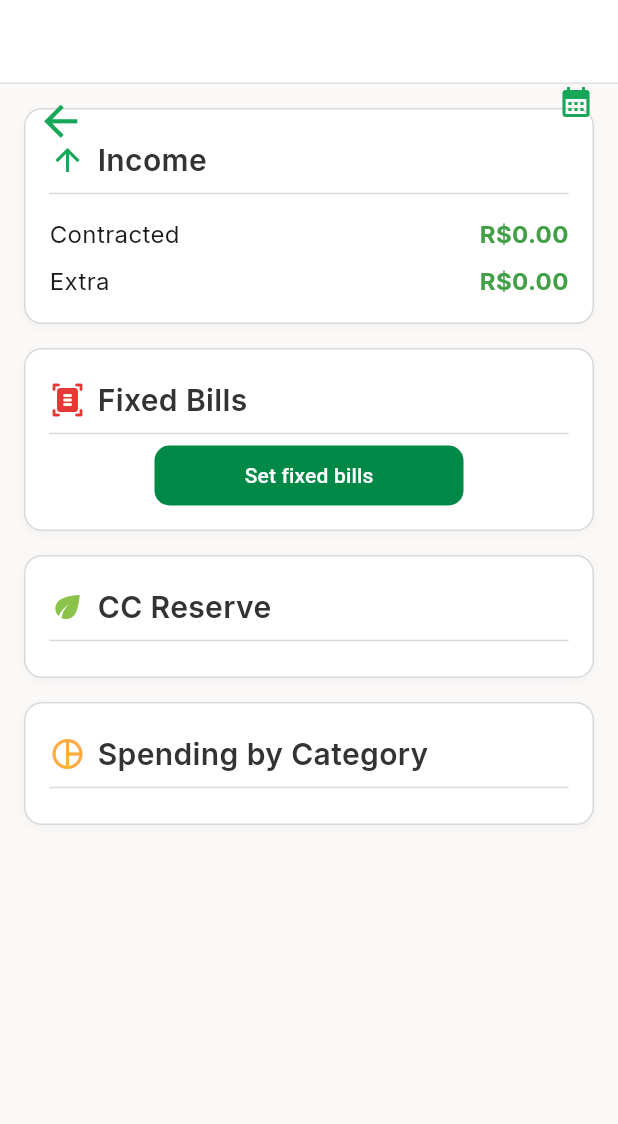
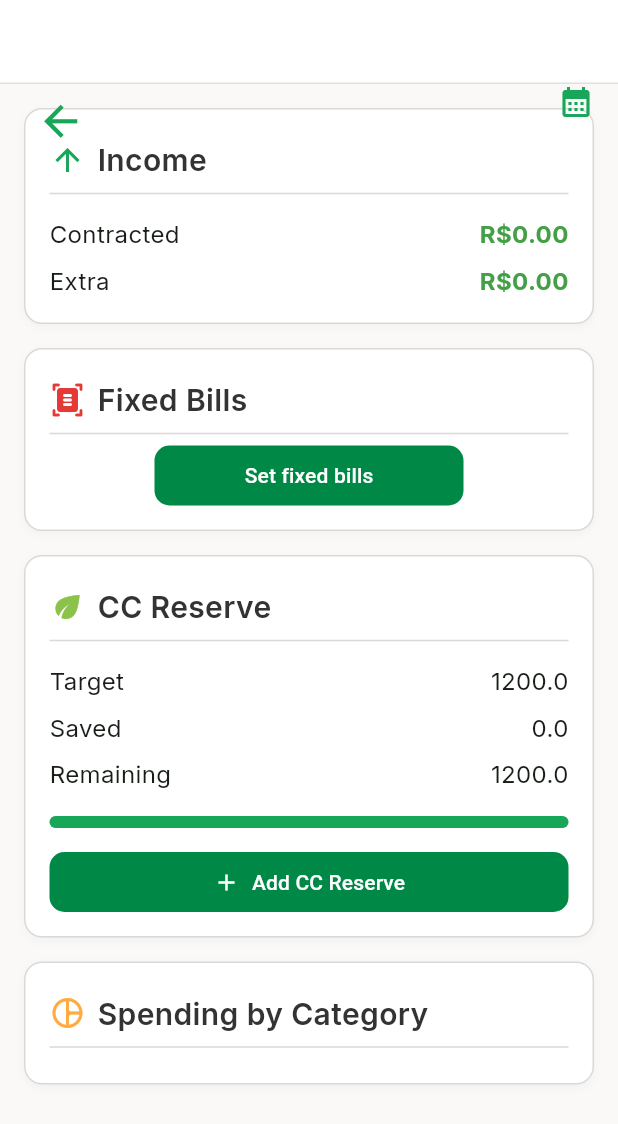
Before and after one commit to anasenglishub/aurora_finance, a Flutter app: the FinancialBreakdownPage screen opened by its route, on a phone screen of 412 x 824 dp. Shown: the top 1124 px of the screen. Run offline on Flutter 3.47's test engine with Material 3 defaults, Android fonts, the phone set to English and light mode, and no system bars; our stand-ins replace google_fonts.

Commit message:
feat: finished cc reserve card

```diff
--- a/lib/app/view/widgets/breakdown/CCreserve_card.dart
+++ b/lib/app/view/widgets/breakdown/CCreserve_card.dart
@@ -1,3 +1,6 @@
+import 'package:aurora_finance/app/model_view/transactions/transactions_model_view.dart';
+import 'package:aurora_finance/app/shared/utils/app_config.dart';
+import 'package:aurora_finance/app/view/widgets/UI/custom_button_widget.dart';
 import 'package:aurora_finance/app/view/widgets/breakdown/breakdown_card.dart';
 import 'package:flutter/material.dart';
 
@@ -6,13 +9,81 @@ class CCreserveCard extends StatelessWidget {
 
   @override
   Widget build(BuildContext context) {
+    final modelView = TransactionsModelView();
+
+    List<Map<String, double>> ccReserveBreakdown = [
+      { 'Target': 1200.00 },
+      { 'Saved': modelView.ccReserve }
+    ];
+
+    double remaining = ccReserveBreakdown.first['Target']! - ccReserveBreakdown.last['Saved']!;
+    double percentage = remaining / ccReserveBreakdown.first['Target']!;
+
+    return ListenableBuilder(
+      listenable: modelView,
+      builder: (context, child) {
         return BreakdownCard(
           title: 'CC Reserve',
           icon: Icon(
             Icons.eco,
             color: Colors.lightGreen,
           ),
-      children: [],
+          children: [
+            ...ccReserveBreakdown.map((item) {
+              return Column(
+                children: [
+                  SizedBox(height: 8,),
+                  Row(
+                    mainAxisAlignment: MainAxisAlignment.spaceBetween,
+                    children: [
+                      Text(item.keys.first),
+                      Text(item.values.first.toString()),
+                    ],
+                  ),
+                ],
+              );
+            }),
+
+            SizedBox(height: 8),
+
+            Row(
+              mainAxisAlignment: MainAxisAlignment.spaceBetween,
+              children: [
+                Text('Remaining'),
+                Text(remaining.toString()),
+              ],
+            ),
+
+            SizedBox(height: 16),
+
+            LinearProgressIndicator(
+              value: percentage,
+              backgroundColor: Colors.grey[300],
+              valueColor: AlwaysStoppedAnimation<Color>(AppConfig.primarySwatch!),
+              borderRadius: BorderRadius.circular(4),
+              minHeight: 8,
+            ),
+
+            SizedBox(height: 16),
+
+            CustomButtonWidget(
+              width: double.infinity,
+              backgroundColor: AppConfig.primarySwatch[600],
+              child: Row(
+                mainAxisAlignment: MainAxisAlignment.center,
+                spacing: 8,
+                children: [
+                  Icon(Icons.add, color: Colors.white),
+                  Text('Add CC Reserve'),
+                ],
+              ),
+              onPressed: () {
+                Navigator.pushNamed(context, '/new-transaction');
+              },
+            ),
+          ],
+        );
+      },
     );
   }
 }
```
Lines whose indentation alone changed are shown as unchanged.
